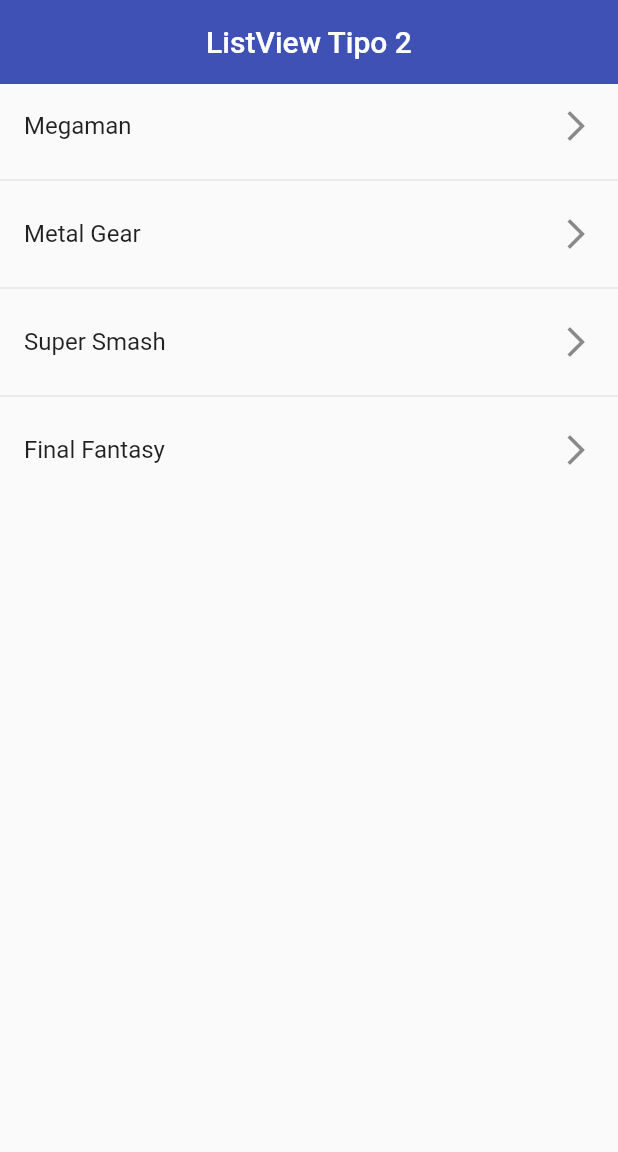
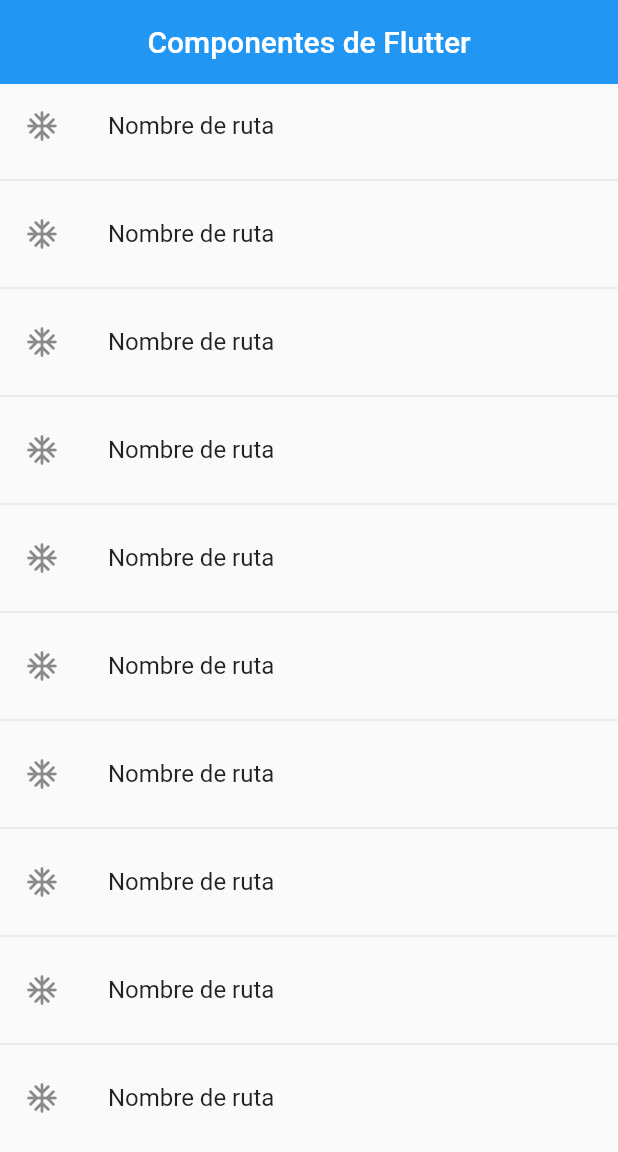
Before and after one commit to Keickd/Componentes-de-flutter, a Flutter app: the screen it shows after launch, on a phone screen of 412 x 824 dp. Shown: the top 1152 px of the screen. Run offline on Flutter 3.47's test engine with Material 2 defaults, Android fonts, the phone set to English and light mode, and no system bars.

Commit message:
introduccion a la homeScreen y rutas

```diff
--- a/lib/main.dart
+++ b/lib/main.dart
@@ -1,5 +1,4 @@
-//import 'package:fl_components/screens/listview1_screen.dart';
-import 'package:fl_components/screens/listview2_screen.dart';
+import 'package:fl_components/screens/screens.dart';
 import 'package:flutter/material.dart';
 
 void main() => runApp(const MyApp());
@@ -9,10 +8,18 @@ class MyApp extends StatelessWidget {
 
   @override
   Widget build(BuildContext context) {
-    return const MaterialApp(
+    return MaterialApp(
       debugShowCheckedModeBanner: false,
       title: 'Material App',
-      home: ListView2Screen(),
+      //home: const CardScreen(),
+      initialRoute: 'home',
+      routes: {
+        'home': (BuildContext context) => const HomeScreen(),
+        'listview1': (BuildContext context) => const ListView1Screen(),
+        'listview2': (BuildContext context) => const ListView2Screen(),
+        'alert': (BuildContext context) => const AlertScreen(),
+        'card': (BuildContext context) => const CardScreen()
+      },
     );
   }
 }
--- /dev/null
+++ b/lib/screens/home_screen.dart
@@ -0,0 +1,24 @@
+import 'package:flutter/material.dart';
+
+class HomeScreen extends StatelessWidget {
+  const HomeScreen({Key? key}) : super(key: key);
+
+  @override
+  Widget build(Object context) {
+    return Scaffold(
+      appBar: AppBar(
+        title: const Text('Componentes de Flutter'),
+        centerTitle: true,
+        elevation: 0,
+      ),
+      body: ListView.separated(
+          itemBuilder: (context, index) => ListTile(
+                leading: const Icon(Icons.ac_unit_rounded),
+                title: const Text('Nombre de ruta'),
+                onTap: () {},
+              ),
+          separatorBuilder: (_, __) => const Divider(),
+          itemCount: 10),
+    );
+  }
+}
--- /dev/null
+++ b/lib/screens/screens.dart
@@ -0,0 +1,5 @@
+export 'package:fl_components/screens/home_screen.dart';
+export 'package:fl_components/screens/alert_screen.dart';
+export 'package:fl_components/screens/card_screen.dart';
+export 'package:fl_components/screens/listview1_screen.dart';
+export 'package:fl_components/screens/listview2_screen.dart';
```
Also changed, not shown: lib/screens/alert_screen.dart (added, +14 -0 lines), lib/screens/card_screen.dart (added, +15 -0 lines).
